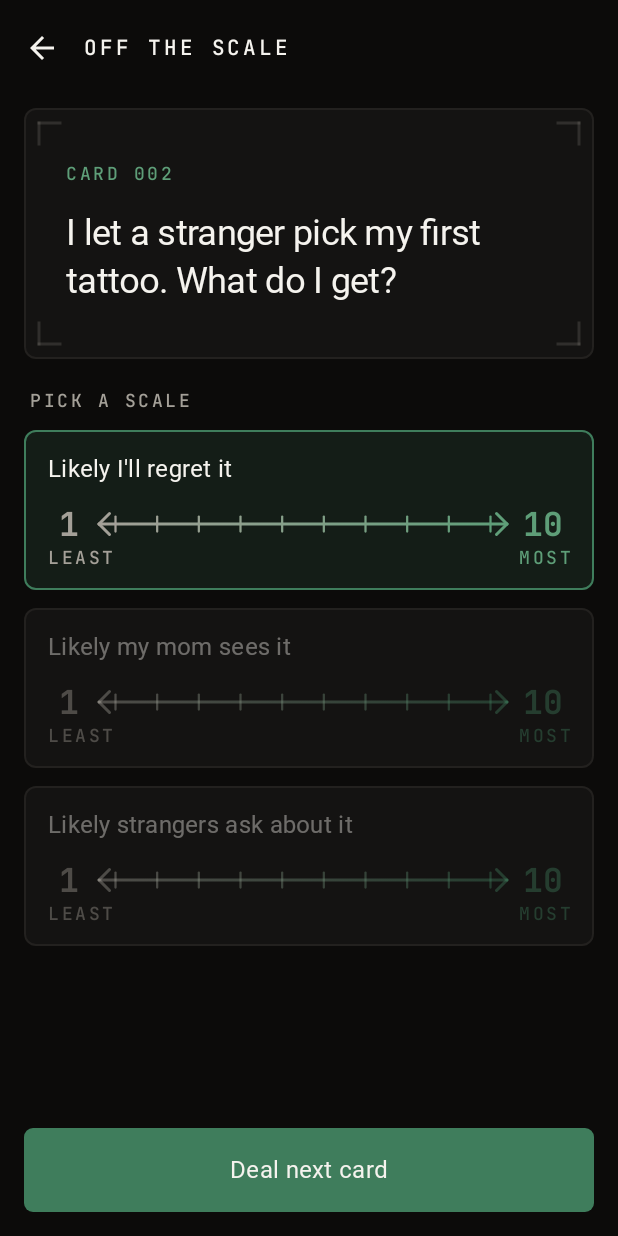
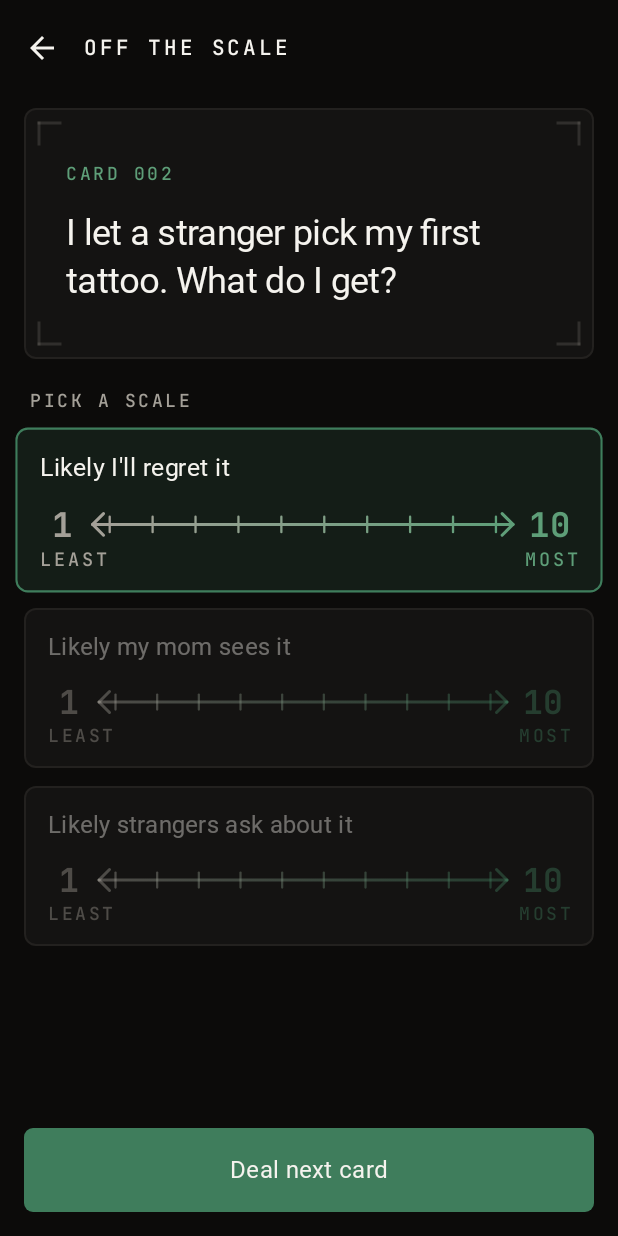
Before and after one commit to The-Ops-King/app-test, an Android app built with Jetpack Compose: the composable OffTheScaleScreen shown on its own in the app's theme, after a tap on "Likely I'll regret it", on a phone screen of 412 x 824 dp. Run offline under Robolectric (Android 15) with nearby library versions, the phone set to English and light mode, and no system bars; network calls fail; Roboto replaces fonts that are not available here; 1 other tap on this screen came first.

Commit message:
Add card motion to Off the Scale
Dealt cards fly off with a tilt and the next one springs in. Scales stagger
in, picking one pops it with a haptic tick, and swiping left deals.

Co-Authored-By: Claude Opus 5.5 <noreply@anthropic.com>
Claude-Session: https://claude.ai/code/session_011Mou8q9AgsfRA1yX5psgA8

```diff
--- a/app/src/main/java/com/theopsking/toolbox/games/offthescale/OffTheScaleScreen.kt
+++ b/app/src/main/java/com/theopsking/toolbox/games/offthescale/OffTheScaleScreen.kt
@@ -1,6 +1,25 @@
 package com.theopsking.toolbox.games.offthescale
 
 import androidx.compose.animation.AnimatedContent
+import androidx.compose.animation.EnterExitState
+import androidx.compose.animation.animateColorAsState
+import androidx.compose.animation.core.Animatable
+import androidx.compose.animation.core.FastOutLinearInEasing
+import androidx.compose.animation.core.Spring
+import androidx.compose.animation.core.animateFloat
+import androidx.compose.animation.core.spring
+import androidx.compose.animation.scaleIn
+import androidx.compose.animation.slideInVertically
+import androidx.compose.foundation.gestures.detectHorizontalDragGestures
+import androidx.compose.ui.draw.scale
+import androidx.compose.ui.graphics.graphicsLayer
+import androidx.compose.ui.hapticfeedback.HapticFeedbackType
+import androidx.compose.ui.input.pointer.pointerInput
+import androidx.compose.ui.platform.LocalHapticFeedback
+import androidx.compose.ui.unit.IntOffset
+import kotlinx.coroutines.launch
+import androidx.compose.runtime.rememberCoroutineScope
+import androidx.compose.animation.core.animateFloatAsState
 import androidx.compose.animation.core.tween
 import androidx.compose.animation.fadeIn
 import androidx.compose.animation.fadeOut
@@ -74,6 +93,17 @@ fun OffTheScaleScreen(onBack: () -> Unit) {
     var pickedScale by rememberSaveable { mutableStateOf<Int?>(null) }
 
     val dealt = Dealt(number = position + 1, card = deck[Deck.cardIndexAt(seed, position, deck.size)])
+    val haptics = LocalHapticFeedback.current
+    val scope = rememberCoroutineScope()
+    // How far the current card has been dragged by a swipe, in px.
+    val drag = remember { Animatable(0f) }
+
+    fun deal() {
+        haptics.performHapticFeedback(HapticFeedbackType.Confirm)
+        position++
+        pickedScale = null
+        scope.launch { drag.snapTo(0f) }
+    }
 
     Scaffold(
         containerColor = Brand.Ink,
@@ -92,10 +122,7 @@ fun OffTheScaleScreen(onBack: () -> Unit) {
             // navigationBarsPadding keeps the button above Android's home/back bar.
             Box(Modifier.fillMaxWidth().background(Brand.Ink).navigationBarsPadding().padding(16.dp)) {
                 Button(
-                    onClick = {
-                        position++
-                        pickedScale = null
-                    },
+                    onClick = { deal() },
                     shape = RoundedCornerShape(6.dp),
                     colors = ButtonDefaults.buttonColors(containerColor = Brand.Accent, contentColor = Brand.Bone),
                     modifier = Modifier.fillMaxWidth().height(56.dp),
@@ -108,14 +135,60 @@ fun OffTheScaleScreen(onBack: () -> Unit) {
         AnimatedContent(
             targetState = dealt,
             transitionSpec = {
-                (slideInHorizontally(tween(280)) { it / 3 } + fadeIn(tween(280)))
-                    .togetherWith(slideOutHorizontally(tween(200)) { -it / 3 } + fadeOut(tween(200)))
+                // Old card is flicked off to the left; the new one is dealt in from the right.
+                val dealIn = spring<IntOffset>(dampingRatio = 0.78f, stiffness = Spring.StiffnessMediumLow)
+                (slideInHorizontally(dealIn) { it } + fadeIn(tween(160)) + scaleIn(spring(0.78f, Spring.StiffnessMediumLow), initialScale = 0.92f))
+                    .togetherWith(
+                        slideOutHorizontally(tween(260, easing = FastOutLinearInEasing)) { -(it * 1.2f).toInt() } +
+                            fadeOut(tween(260, easing = FastOutLinearInEasing)),
+                    )
             },
             label = "deal",
             modifier = Modifier.padding(padding),
         ) { shown ->
+            // Tilt like a tossed card: leans in on arrival, spins away on exit.
+            val tilt by transition.animateFloat(
+                transitionSpec = { spring(dampingRatio = 0.7f, stiffness = Spring.StiffnessMediumLow) },
+                label = "tilt",
+            ) { state ->
+                when (state) {
+                    EnterExitState.PreEnter -> 6f
+                    EnterExitState.Visible -> 0f
+                    EnterExitState.PostExit -> -14f
+                }
+            }
+            // A card that's leaving keeps the offset it was swiped to instead of snapping back.
+            val frozenDrag = remember { FloatArray(1) }
             Column(
-                Modifier.fillMaxSize().verticalScroll(rememberScrollState()).padding(horizontal = 16.dp, vertical = 8.dp),
+                Modifier
+                    .fillMaxSize()
+                    .graphicsLayer {
+                        val offset = if (transition.targetState == EnterExitState.Visible) {
+                            drag.value.also { frozenDrag[0] = it }
+                        } else {
+                            frozenDrag[0]
+                        }
+                        translationX = offset
+                        rotationZ = tilt + offset / 40f
+                    }
+                    .pointerInput(Unit) {
+                        // Swipe left to deal, like flicking a card off the table.
+                        detectHorizontalDragGestures(
+                            onDragEnd = {
+                                if (drag.value < -size.width * 0.28f) {
+                                    deal()
+                                } else {
+                                    scope.launch { drag.animateTo(0f, spring(dampingRatio = 0.6f)) }
+                                }
+                            },
+                            onDragCancel = { scope.launch { drag.animateTo(0f, spring(dampingRatio = 0.6f)) } },
+                        ) { change, amount ->
+                            change.consume()
+                            scope.launch { drag.snapTo((drag.value + amount).coerceAtMost(size.width * 0.15f)) }
+                        }
+                    }
+                    .verticalScroll(rememberScrollState())
+                    .padding(horizontal = 16.dp, vertical = 8.dp),
                 verticalArrangement = Arrangement.spacedBy(12.dp),
             ) {
                 PromptCard(shown)
@@ -127,10 +200,18 @@ fun OffTheScaleScreen(onBack: () -> Unit) {
                 )
                 shown.card.scales.forEachIndexed { i, scale ->
                     ScaleOption(
+                        modifier = Modifier.animateEnterExit(
+                            enter = fadeIn(tween(220, delayMillis = 140 + i * 70)) +
+                                slideInVertically(tween(320, delayMillis = 140 + i * 70)) { it / 2 },
+                            exit = fadeOut(tween(120)),
+                        ),
                         scale = scale,
                         picked = pickedScale == i,
                         dimmed = pickedScale != null && pickedScale != i,
-                        onClick = { pickedScale = if (pickedScale == i) null else i },
+                        onClick = {
+                            haptics.performHapticFeedback(HapticFeedbackType.SegmentTick)
+                            pickedScale = if (pickedScale == i) null else i
+                        },
                     )
                 }
             }
@@ -162,14 +243,27 @@ private fun PromptCard(dealt: Dealt) {
 }
 
 @Composable
-private fun ScaleOption(scale: Scale, picked: Boolean, dimmed: Boolean, onClick: () -> Unit) {
-    val alpha = if (dimmed) 0.4f else 1f
+private fun ScaleOption(
+    scale: Scale,
+    picked: Boolean,
+    dimmed: Boolean,
+    onClick: () -> Unit,
+    modifier: Modifier = Modifier,
+) {
+    val alpha by animateFloatAsState(if (dimmed) 0.4f else 1f, label = "dim")
+    val pop by animateFloatAsState(
+        if (picked) 1.03f else 1f,
+        spring(dampingRatio = 0.45f, stiffness = Spring.StiffnessMedium),
+        label = "pop",
+    )
+    val fill by animateColorAsState(if (picked) Brand.AccentSoft else Brand.Raised, label = "fill")
+    val edge by animateColorAsState(if (picked) Brand.Accent else Brand.Hair, label = "edge")
     Surface(
         onClick = onClick,
         shape = RoundedCornerShape(8.dp),
-        color = if (picked) Brand.AccentSoft else Brand.Raised,
-        border = BorderStroke(1.dp, if (picked) Brand.Accent else Brand.Hair),
-        modifier = Modifier.fillMaxWidth(),
+        color = fill,
+        border = BorderStroke(1.dp, edge),
+        modifier = modifier.fillMaxWidth().scale(pop),
     ) {
         Column(Modifier.padding(horizontal = 16.dp, vertical = 14.dp), verticalArrangement = Arrangement.spacedBy(10.dp)) {
             if (scale.phrase != null) {
```
